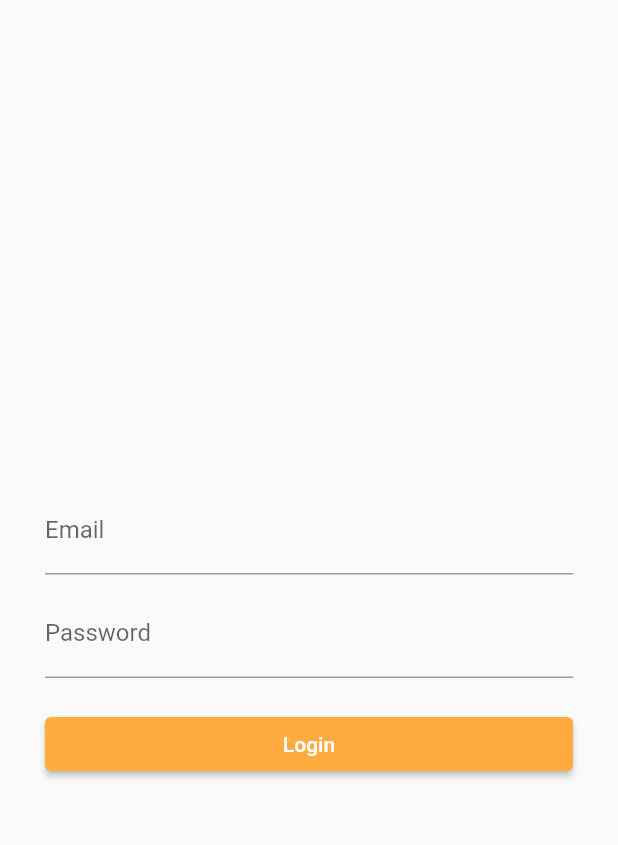
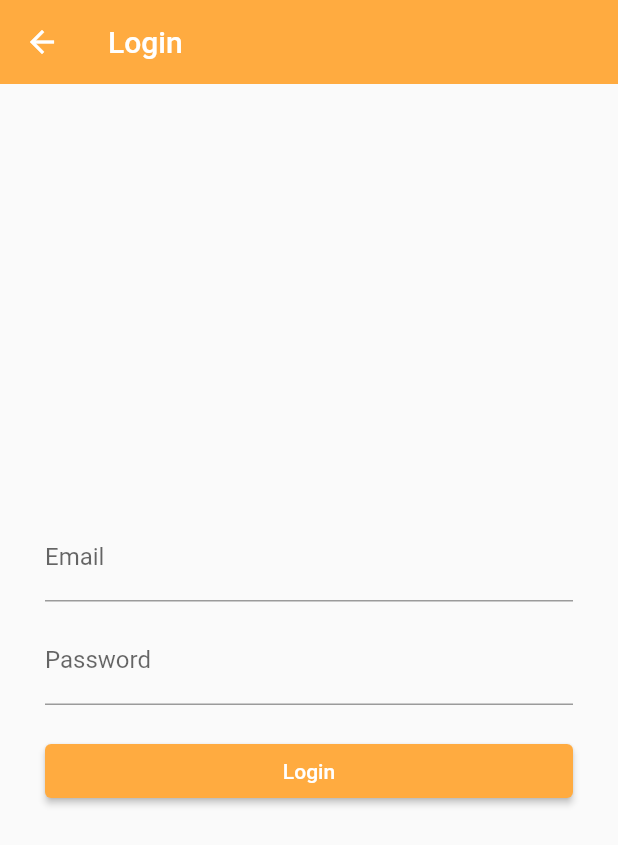
Before and after one commit to uswebk/coodig-mobile, a Flutter app: the screen it shows after launch, after a tap on "Sign In", on a phone screen of 412 x 824 dp. Shown: the top 845 px of the screen. Run offline on Flutter 3.47's test engine with Material 2 defaults, Android fonts, the phone set to English and light mode, and no system bars; drawn by our look-alikes of modal_progress_hud_nsn; our stand-ins replace flutter_riverpod, flutter_secure_storage, get; network calls fail.

Commit message:
update: add Appbar to LoginScreen

```diff
--- a/lib/view/login/login_screen.dart
+++ b/lib/view/login/login_screen.dart
@@ -32,6 +32,11 @@ class LoginScreen extends ConsumerWidget {
 
     return Stack(children: [
       Scaffold(
+        appBar: AppBar(
+          backgroundColor: Colors.orangeAccent,
+          title: const Text('Login'),
+          elevation: 0,
+        ),
         body: Form(
           key: _formKey,
           child: Center(
@@ -54,9 +59,7 @@ class LoginScreen extends ConsumerWidget {
                             style: TextStyle(color: Colors.red.shade300),
                           ),
                         )
-                      : Container(
-                          padding: const EdgeInsets.all(10),
-                        ),
+                      : Container(),
                 ),
                 Container(
                   padding: const EdgeInsets.all(30),
```
